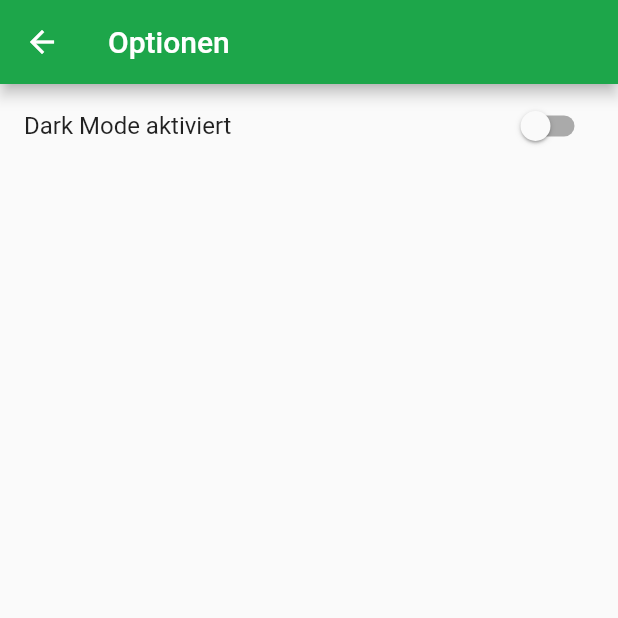
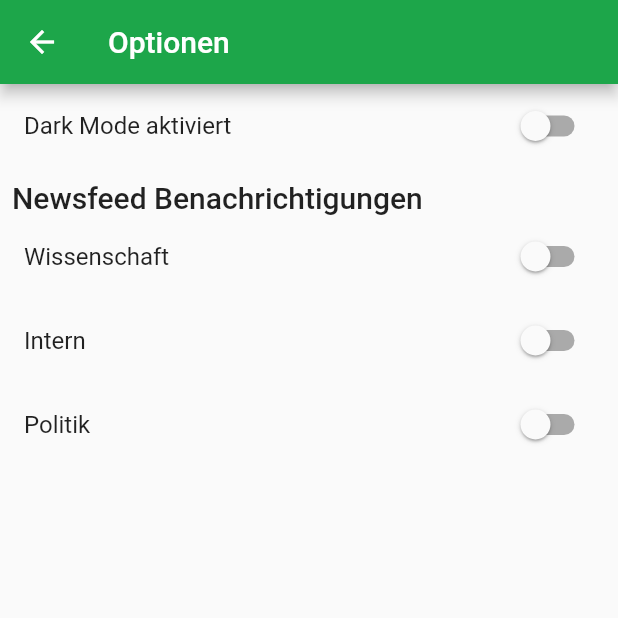
Before and after one commit to AppFridaysForFutureDE/frontend, a Flutter app: the screen it shows after launch, item 4 of the bottom bar chosen, after a tap on the "settings" icon, on a phone screen of 412 x 824 dp, the top half of it. Run offline on Flutter 3.47's test engine with Material 2 defaults, Android fonts, the phone set to English and light mode, and no system bars; our stand-ins replace dynamic_theme, firebase_messaging, flutter_html, flutter_map, hive, hive_flutter and 4 more; accounts and stored records are empty; generated files the repository leaves out were written again; network calls fail; statements that could not run were skipped.

Commit message:
Newsfeed Notifs

```diff
--- a/lib/main.dart
+++ b/lib/main.dart
@@ -16,6 +16,8 @@ void main() async {
 
   Hive.registerAdapter(OGAdapter());
   Hive.registerAdapter(StrikeAdapter());
+
+  await Hive.openBox('data');
 
   await Hive.openBox('post_read');
   await Hive.openBox('post_mark');
--- a/lib/page/about/settings.dart
+++ b/lib/page/about/settings.dart
@@ -1,4 +1,7 @@
 import 'package:app/app.dart';
+import 'package:app/service/api.dart';
+import 'package:app/widget/title.dart';
+import 'package:firebase_messaging/firebase_messaging.dart';
 
 class SettingsPage extends StatefulWidget {
   @override
@@ -6,6 +9,7 @@ class SettingsPage extends StatefulWidget {
 }
 
 class _SettingsPageState extends State<SettingsPage> {
+  Box get data => Hive.box('data');
   @override
   Widget build(BuildContext context) {
     return Scaffold(
@@ -24,7 +28,22 @@ class _SettingsPageState extends State<SettingsPage> {
                 DynamicTheme.of(context).setBrightness(
                   val ? Brightness.dark : Brightness.light,
                 );
-              })
+              }),
+          TitleWidget('Newsfeed Benachrichtigungen'),
+          for (String s in feedCategories)
+            SwitchListTile.adaptive(
+                title: Text(s),
+                value: data.get('feed_$s') ?? false,
+                onChanged: (val) async {
+                  if (val) {
+                    await FirebaseMessaging().subscribeToTopic('feed_$s');
+                  } else {
+                    await FirebaseMessaging().unsubscribeFromTopic('feed_$s');
+                  }
+                  setState(() {
+                    data.put('feed_$s', val);
+                  });
+                }),
         ],
       ),
     );
--- a/lib/page/feed/feed.dart
+++ b/lib/page/feed/feed.dart
@@ -1,6 +1,7 @@
 import 'package:app/app.dart';
 import 'package:app/model/post.dart';
 import 'package:app/page/feed/post.dart';
+import 'package:app/service/api.dart';
 import 'package:app/util/share.dart';
 import 'package:app/util/time_ago.dart';
 
@@ -24,8 +25,6 @@ class _FeedPageState extends State<FeedPage> {
   }
 
   List<Post> posts;
-
-  final List<String> categories = ['Wissenschaft', 'Intern', 'Politik'];
 
   bool searchActive = false;
   String searchText = '';
@@ -55,7 +54,7 @@ class _FeedPageState extends State<FeedPage> {
               ? null
               : TabBar(
                   tabs: [
-                    for (var cat in categories)
+                    for (var cat in feedCategories)
                       Tab(
                         text: cat,
                       ),
@@ -110,7 +109,7 @@ class _FeedPageState extends State<FeedPage> {
                           ? _buildListView(text: searchText.toLowerCase())
                           : TabBarView(
                               children: [
-                                for (var cat in categories)
+                                for (var cat in feedCategories)
                                   _buildListView(category: cat),
                               ],
                             )),
--- a/lib/service/api.dart
+++ b/lib/service/api.dart
@@ -9,6 +9,8 @@ import 'package:app/model/post.dart';
 import 'package:flutter/foundation.dart';
 import 'package:http/http.dart' as http;
 import 'package:yaml/yaml.dart';
+
+const feedCategories = const ['Wissenschaft', 'Intern', 'Politik'];
 
 /// Definition: https://github.com/AppFridaysForFutureDE/backend/blob/master/swagger.yaml
 class ApiService {
```
